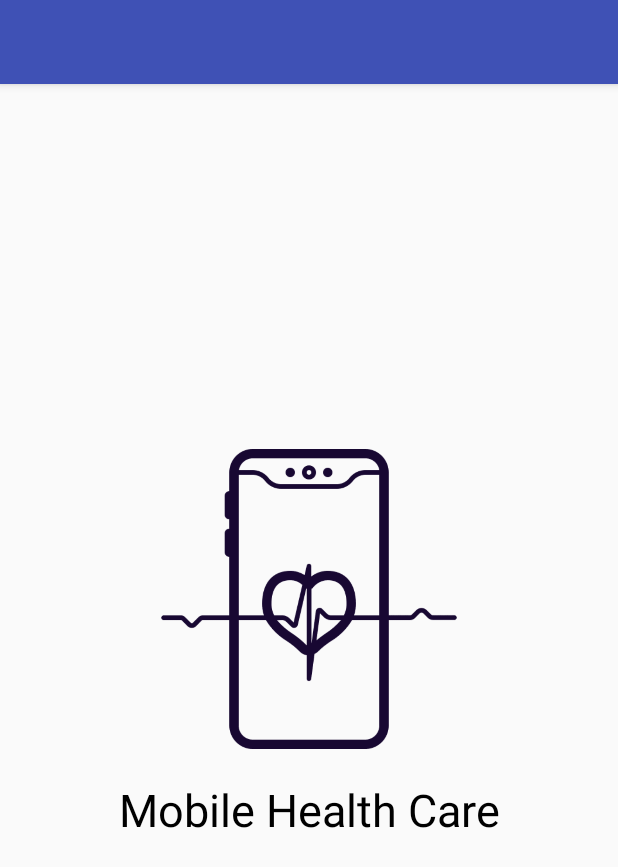
After one commit to KaranShrestha16/HealthCareApp, an Android app: the SplashScreen screen opened directly, with no data from a screen before it, on a phone screen of 412 x 824 dp. The commit adds this screen. Shown: the top 867 px of the screen. Run offline under Robolectric (Android 15) with nearby library versions, the phone set to English and light mode, and no system bars.

Commit message:
Conplete Splash Screen

```diff
--- a/app/build.gradle
+++ b/app/build.gradle
@@ -26,4 +26,6 @@ dependencies {
     testImplementation 'junit:junit:4.12'
     androidTestImplementation 'com.android.support.test:runner:1.0.2'
     androidTestImplementation 'com.android.support.test.espresso:espresso-core:3.0.2'
+
+
 }
--- /dev/null
+++ b/app/src/main/java/www/myandroidcode/mydoctor/SplashScreen.java
@@ -0,0 +1,24 @@
+package www.myandroidcode.mydoctor;
+
+import android.content.Intent;
+import android.os.Handler;
+import android.support.v7.app.AppCompatActivity;
+import android.os.Bundle;
+
+public class SplashScreen extends AppCompatActivity {
+
+    @Override
+    protected void onCreate(Bundle savedInstanceState) {
+        super.onCreate(savedInstanceState);
+        setContentView(R.layout.activity_splash_screen);
+        Handler handler = new Handler();
+        handler.postDelayed(new Runnable() {
+            @Override
+            public void run() {
+                Intent intent = new Intent(SplashScreen.this, Login.class);
+                startActivity(intent);
+                finish();
+            }
+        },4000);
+    }
+}
--- /dev/null
+++ b/app/src/main/res/drawable/buttonselector_color.xml
@@ -0,0 +1,6 @@
+<?xml version="1.0" encoding="utf-8"?>
+<selector xmlns:android="http://schemas.android.com/apk/res/android">
+    <item android:state_pressed="true" android:drawable="@color/colorPrimary"/>
+    <item android:state_focused="true" android:drawable="@color/colorPrimaryDark"/>
+    <item android:drawable="@color/colorAccent"/>
+</selector>
--- /dev/null
+++ b/app/src/main/res/layout/activity_splash_screen.xml
@@ -0,0 +1,26 @@
+<?xml version="1.0" encoding="utf-8"?>
+<LinearLayout xmlns:android="http://schemas.android.com/apk/res/android"
+    xmlns:app="http://schemas.android.com/apk/res-auto"
+    xmlns:tools="http://schemas.android.com/tools"
+    android:layout_width="match_parent"
+    android:layout_height="match_parent"
+    tools:context=".SplashScreen"
+    android:orientation="vertical"
+    android:gravity="center"
+    >
+
+    <android.support.v7.widget.AppCompatImageView
+        android:layout_width="200dp"
+        android:layout_height="200dp"
+        android:src="@drawable/main_logo"
+        />
+    <TextView
+        android:layout_width="match_parent"
+        android:layout_height="wrap_content"
+        android:text="Mobile Health Care"
+        android:textAlignment="center"
+        android:textSize="30sp"
+        android:layout_margin="20dp"
+        android:textColor="@color/black"
+        />
+</LinearLayout>
--- a/app/src/main/res/values/colors.xml
+++ b/app/src/main/res/values/colors.xml
@@ -3,6 +3,8 @@
     <color name="colorPrimary">#3F51B5</color>
     <color name="colorPrimaryDark">#303F9F</color>
     <color name="colorAccent">#FF4081</color>
+    <color name="white">#ffffff</color>
+    <color name="black">#000000</color>
 
     <color name="colornavigationbar">#b6b6b6</color>
 </resources>
```
Also changed, not shown: app/src/main/AndroidManifest.xml (+7 -4 lines), app/src/main/java/www/myandroidcode/mydoctor/Login.java (added, +13 -0 lines), app/src/main/java/www/myandroidcode/mydoctor/Registration.java (added, +13 -0 lines), app/src/main/res/layout/activity_login.xml (added, +56 -0 lines), app/src/main/res/layout/activity_registration.xml (added, +119 -0 lines), app/src/main/res/drawable/main_logo.png (added).
